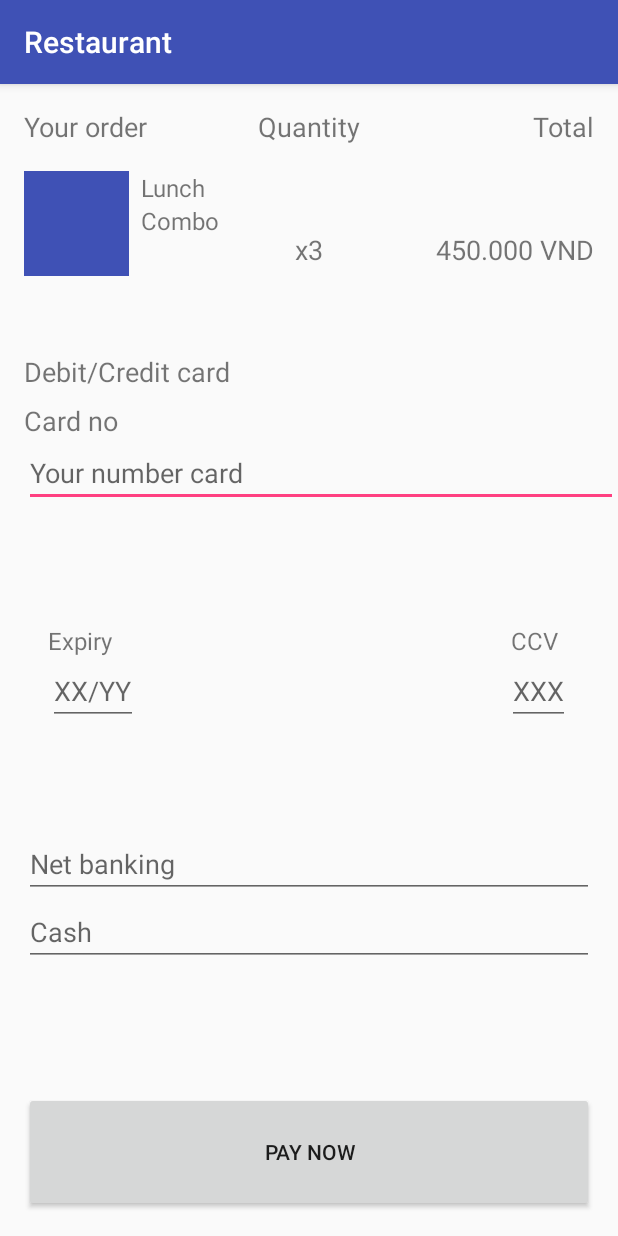
After one commit to nttung291/dfhn-2017-ptit_team, an Android app: the PaymentActivity screen opened directly, with no data from a screen before it, on a phone screen of 412 x 824 dp. The commit adds this screen. Run offline under Robolectric (Android 15) with nearby library versions, the phone set to English and light mode, and no system bars.

Commit message:
Payment Activity

```diff
--- a/app/build.gradle
+++ b/app/build.gradle
@@ -31,4 +31,5 @@ dependencies {
 }
 
 
+
 apply plugin: 'com.google.gms.google-services'
--- a/app/src/main/AndroidManifest.xml
+++ b/app/src/main/AndroidManifest.xml
@@ -9,22 +9,20 @@
         android:roundIcon="@mipmap/ic_launcher_round"
         android:supportsRtl="true"
         android:theme="@style/AppTheme">
-        <activity android:name=".LogIn"
+        <activity
+            android:name=".LogIn"
             android:theme="@style/Theme.AppCompat.Light.NoActionBar">
-
-
             <intent-filter>
                 <action android:name="android.intent.action.MAIN" />
+
                 <category android:name="android.intent.category.LAUNCHER" />
             </intent-filter>
         </activity>
         <activity
             android:name=".BookTable"
             android:theme="@style/Theme.AppCompat.Light.NoActionBar" />
-
-        <activity android:name=".ConfirmationActivity">
-
-        </activity>
+        <activity android:name=".ConfirmationActivity"></activity>
+        <activity android:name=".PaymentActivity"></activity>
     </application>
 
 </manifest>
--- /dev/null
+++ b/app/src/main/java/com/example/son/gdghack/PaymentActivity.java
@@ -0,0 +1,13 @@
+package com.example.son.gdghack;
+
+import android.support.v7.app.AppCompatActivity;
+import android.os.Bundle;
+
+public class PaymentActivity extends AppCompatActivity {
+
+    @Override
+    protected void onCreate(Bundle savedInstanceState) {
+        super.onCreate(savedInstanceState);
+        setContentView(R.layout.activity_payment);
+    }
+}
--- a/app/src/main/res/layout/activity_confirmation.xml
+++ b/app/src/main/res/layout/activity_confirmation.xml
@@ -57,11 +57,30 @@
             android:layout_width="match_parent"
             android:layout_height="wrap_content"
             android:layout_below="@id/tv_order_confirm">
+            <TextView
+                android:layout_marginLeft="8dp"
+                android:id="@+id/tv_dishes_confirm"
+                android:layout_width="wrap_content"
+                android:layout_height="wrap_content"
+                android:text="Lunch"
+                android:textSize="16sp"
+                android:layout_toRightOf="@id/iv_dishes_confirm"/>
+            <TextView
+                android:layout_marginLeft="8dp"
+                android:id="@+id/tv_combo_confirm"
+                android:layout_width="wrap_content"
+                android:layout_height="wrap_content"
+                android:text="Combo"
+                android:textSize="16sp"
+                android:layout_toRightOf="@id/iv_dishes_confirm"
+                android:layout_below="@id/tv_dishes_confirm"/>
             <ImageView
+                android:id="@+id/iv_dishes_confirm"
                 android:layout_width="70dp"
                 android:layout_height="70dp"
                 android:background="@color/colorPrimary"
-                android:layout_marginLeft="10dp"/>
+                android:layout_marginLeft="10dp"
+                android:layout_alignParentStart="true"/>
             <TextView
                 android:layout_width="wrap_content"
                 android:layout_height="wrap_content"
--- /dev/null
+++ b/app/src/main/res/layout/activity_payment.xml
@@ -0,0 +1,165 @@
+<?xml version="1.0" encoding="utf-8"?>
+<LinearLayout xmlns:android="http://schemas.android.com/apk/res/android"
+    xmlns:tools="http://schemas.android.com/tools"
+    android:layout_width="match_parent"
+    android:layout_height="match_parent"
+    android:orientation="vertical"
+    tools:context="com.example.son.gdghack.PaymentActivity">
+    <RelativeLayout
+        android:layout_width="match_parent"
+        android:layout_height="0dp"
+        android:layout_weight="0.5"
+        android:layout_marginTop="16dp"
+        android:layout_marginLeft="16dp"
+        android:layout_marginRight="16dp">
+        <TextView
+            android:layout_width="wrap_content"
+            android:layout_height="wrap_content"
+            android:text="Your order"
+            android:textSize="18sp"
+            android:layout_alignParentStart="true"/>
+        <TextView
+            android:layout_width="wrap_content"
+            android:layout_height="wrap_content"
+            android:text="Total"
+            android:textSize="18sp"
+            android:layout_alignParentEnd="true"/>
+        <TextView
+            android:layout_width="wrap_content"
+            android:layout_height="wrap_content"
+            android:text="Quantity"
+            android:textSize="18sp"
+            android:layout_centerHorizontal="true"/>
+    </RelativeLayout>
+    <RelativeLayout
+        android:layout_margin="16dp"
+        android:layout_width="match_parent"
+        android:layout_height="0dp"
+        android:layout_weight="2"
+        android:layout_below="@id/tv_order_confirm">
+        <TextView
+            android:layout_marginLeft="8dp"
+            android:id="@+id/tv_dishes_confirm"
+            android:layout_width="wrap_content"
+            android:layout_height="wrap_content"
+            android:text="Lunch"
+            android:textSize="16sp"
+            android:layout_toRightOf="@id/iv_dishes_confirm"/>
+        <TextView
+            android:layout_marginLeft="8dp"
+            android:id="@+id/tv_combo_confirm"
+            android:layout_width="wrap_content"
+            android:layout_height="wrap_content"
+            android:text="Combo"
+            android:textSize="16sp"
+            android:layout_toRightOf="@id/iv_dishes_confirm"
+            android:layout_below="@id/tv_dishes_confirm"/>
+        <ImageView
+            android:id="@+id/iv_dishes_confirm"
+            android:layout_width="70dp"
+            android:layout_height="70dp"
+            android:background="@color/colorPrimary"
+            android:layout_alignParentStart="true"/>
+        <TextView
+            android:layout_width="wrap_content"
+            android:layout_height="wrap_content"
+            android:text="x3"
+            android:textSize="18sp"
+            android:layout_centerInParent="true"/>
+        <TextView
+            android:layout_width="wrap_content"
+            android:layout_height="wrap_content"
+            android:text="450.000 VND"
+            android:textSize="18sp"
+            android:layout_centerInParent="true"
+            android:layout_alignParentEnd="true"
+            />
+    </RelativeLayout>
+    <RelativeLayout
+        android:layout_width="wrap_content"
+        android:layout_height="0dp"
+        android:layout_weight="6"
+        android:layout_marginLeft="16dp">
+        <TextView
+            android:id="@+id/tv_credit"
+            android:layout_width="wrap_content"
+            android:layout_height="wrap_content"
+            android:text="Debit/Credit card"
+            android:textSize="18sp"
+            android:layout_marginBottom="8dp" />
+        <TextView
+            android:id="@+id/tv_cardno"
+            android:layout_width="wrap_content"
+            android:layout_height="wrap_content"
+            android:text="Card no"
+            android:textSize="18sp"
+            android:layout_below="@id/tv_credit"/>
+        <EditText
+            android:id="@+id/et_cardno_payment"
+            android:layout_width="match_parent"
+            android:layout_height="wrap_content"
+            android:layout_below="@id/tv_cardno"
+            android:hint="Your number card"
+            android:layout_marginBottom="8dp"
+            />
+        <RelativeLayout
+            android:layout_width="match_parent"
+            android:layout_height="wrap_content"
+            android:layout_marginLeft="16dp"
+            android:layout_marginRight="32dp"
+            android:layout_below="@id/et_cardno_payment"
+            android:layout_alignParentBottom="true"
+            android:gravity="center_vertical">
+            <TextView
+                android:id="@+id/tv_expiry"
+                android:layout_width="wrap_content"
+                android:layout_height="wrap_content"
+                android:text="Expiry"
+                android:textSize="16sp"/>
+            <EditText
+                android:id="@+id/et_expity_payment"
+                android:layout_below="@id/tv_expiry"
+                android:layout_width="wrap_content"
+                android:layout_height="wrap_content"
+                android:hint="XX/YY"/>
+            <TextView
+                android:id="@+id/tv_CCV"
+                android:layout_width="wrap_content"
+                android:layout_height="wrap_content"
+                android:text="CCV"
+                android:layout_alignParentEnd="true"
+                android:textSize="16sp"
+                android:layout_marginRight="8dp"/>
+            <EditText
+                android:layout_alignParentEnd="true"
+                android:layout_below="@id/tv_CCV"
+                android:layout_width="wrap_content"
+                android:layout_height="wrap_content"
+                android:hint="XXX"/>
+        </RelativeLayout>
+    </RelativeLayout>
+
+    <RelativeLayout
+        android:layout_width="match_parent"
+        android:layout_height="0dp"
+        android:layout_weight="3"
+        android:layout_marginLeft="16dp"
+        android:layout_marginRight="16dp">
+        <EditText
+            android:id="@+id/et_netbanking_payment"
+            android:layout_width="match_parent"
+            android:layout_height="wrap_content"
+            android:hint="Net banking"/>
+        <EditText
+            android:layout_width="match_parent"
+            android:layout_height="wrap_content"
+            android:hint="Cash"
+            android:layout_below="@id/et_netbanking_payment"/>
+    </RelativeLayout>
+    <Button
+        android:layout_margin="16dp"
+        android:layout_width="match_parent"
+        android:layout_height="0dp"
+        android:layout_weight="1.5"
+        android:text="PAY NOW"/>
+</LinearLayout>
```
